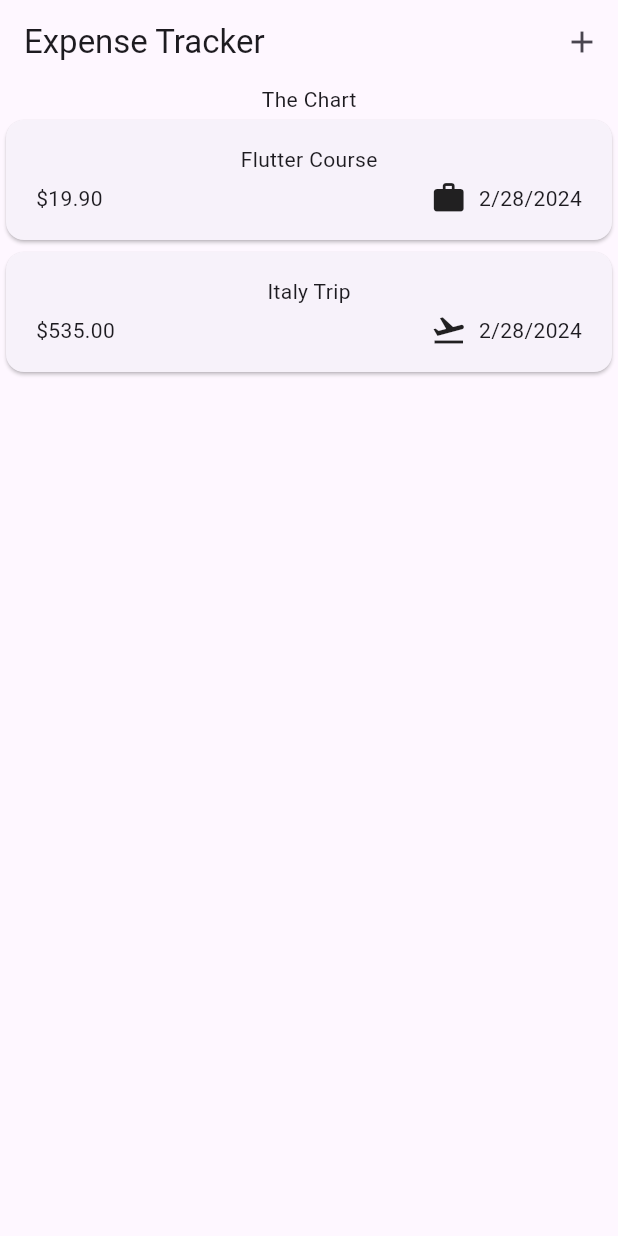
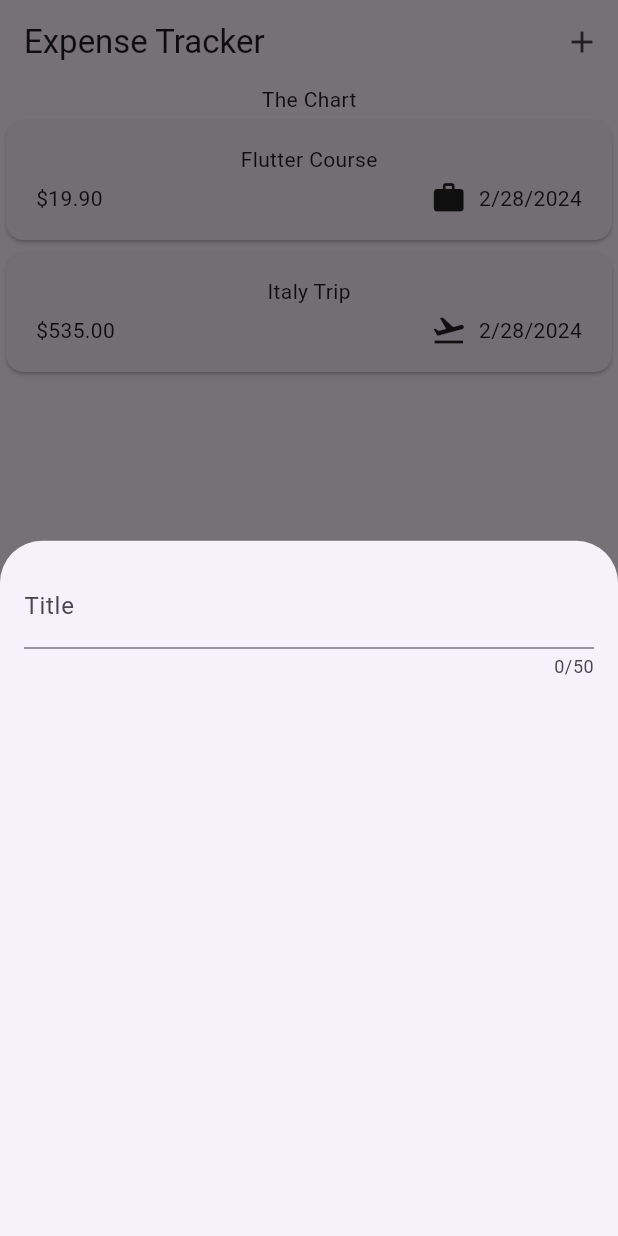
Before and after one commit to suhejbmorina99/flutter_mini_projects, a Flutter app: the screen it shows after launch, after a tap on the "add" icon, on a phone screen of 412 x 824 dp. Run offline on Flutter 3.47's test engine with Material 3 defaults, Android fonts, the phone set to English and light mode, and no system bars; our stand-ins replace google_fonts.

Commit message:
learned how to put a overlay and add a text field

```diff
--- a/expense_tracker/lib/widgets/expenses.dart
+++ b/expense_tracker/lib/widgets/expenses.dart
@@ -1,5 +1,6 @@
 import 'package:expense_tracker/widgets/expenses_list/expenses_list.dart';
 import 'package:expense_tracker/models/expense.dart';
+import 'package:expense_tracker/widgets/new_expense.dart';
 import 'package:flutter/material.dart';
 
 class Expenses extends StatefulWidget {
@@ -27,6 +28,13 @@ class _ExpensesState extends State<Expenses> {
     ),
   ];
 
+  void _addExpensesOverlay() {
+    showModalBottomSheet(
+      context: context,
+      builder: (ctx) => const NewExpense(),
+    );
+  }
+
   @override
   Widget build(BuildContext context) {
     return Scaffold(
@@ -34,7 +42,7 @@ class _ExpensesState extends State<Expenses> {
         title: const Text('Expense Tracker'),
         actions: [
           IconButton(
-            onPressed: () {},
+            onPressed: _addExpensesOverlay,
             icon: const Icon(Icons.add),
           ),
         ],
--- /dev/null
+++ b/expense_tracker/lib/widgets/new_expense.dart
@@ -0,0 +1,29 @@
+import 'package:flutter/material.dart';
+
+class NewExpense extends StatefulWidget {
+  const NewExpense({super.key});
+
+  @override
+  State<NewExpense> createState() {
+    return _NewEXpenseState();
+  }
+}
+
+class _NewEXpenseState extends State<NewExpense> {
+  @override
+  Widget build(BuildContext context) {
+    return const Padding(
+      padding: EdgeInsets.all(16),
+      child: Column(
+        children: [
+          TextField(
+            maxLength: 50,
+            decoration: InputDecoration(
+              label: Text('Title'),
+            ),
+          ),
+        ],
+      ),
+    );
+  }
+}
```
